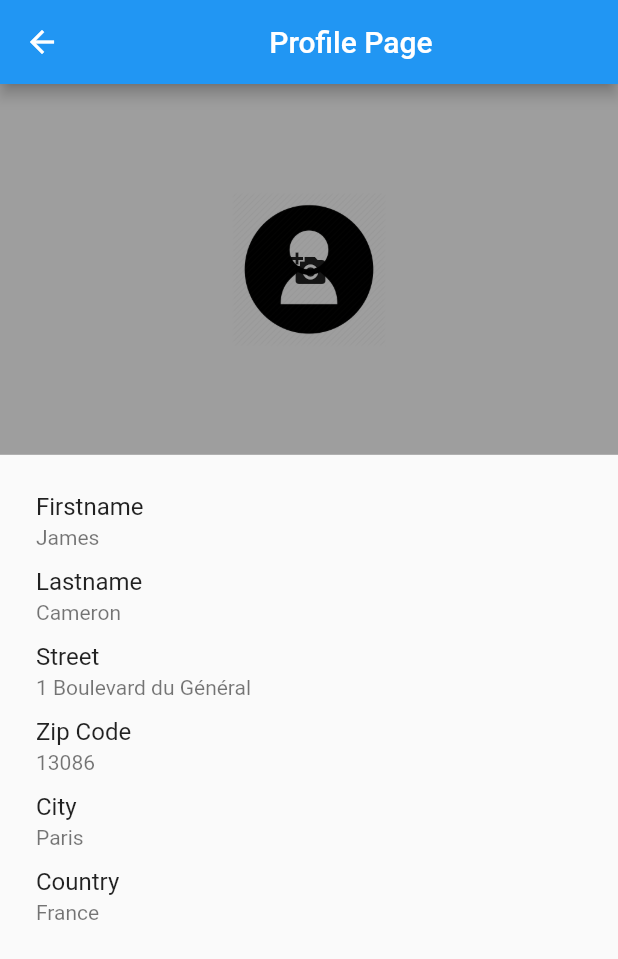
After one commit to roymarmotte/epitech_flutter_filestore, a Flutter app: the ProfilePage screen opened by its route, on a phone screen of 412 x 824 dp. The commit adds this screen. Shown: the top 959 px of the screen. Run offline on Flutter 3.47's test engine with Material 2 defaults, Android fonts, the phone set to English and light mode, and no system bars; our stand-ins replace animated_bottom_navigation_bar, image_picker, permission_handler, shared_preferences; accounts and stored records are empty; network calls fail.

Commit message:
[add] profile screen + future builder implementation

```diff
--- /dev/null
+++ b/lib/components/profileComponent.dart
@@ -0,0 +1,26 @@
+import 'package:epitech_flutter_filestore/items/dish.dart';
+import 'package:flutter/cupertino.dart';
+import 'package:flutter/material.dart';
+import 'package:flutter/foundation.dart';
+
+// ignore: camel_case_types
+class ProfileComponent extends StatelessWidget {
+  const ProfileComponent(
+      {Key key, @required this.fieldName, @required this.fieldValue})
+      : super(key: key);
+
+  final String fieldName;
+  final String fieldValue;
+
+  @override
+  Widget build(BuildContext context) {
+    return Container(
+      height: 50,
+      width: 50,
+      child: ListTile(
+        title: Text(fieldName),
+        subtitle: Text(fieldValue),
+      ),
+    );
+  }
+}
--- a/lib/main.dart
+++ b/lib/main.dart
@@ -1,5 +1,7 @@
 import 'package:flutter/material.dart';
-import 'page/home-page.dart';
+import 'package:epitech_flutter_filestore/page/home-page.dart';
+import 'package:epitech_flutter_filestore/page/profile-page.dart';
+
 
 void main() {
   runApp(MyApp());
@@ -15,7 +17,7 @@ class MyApp extends StatelessWidget {
         primarySwatch: Colors.blue,
         visualDensity: VisualDensity.adaptivePlatformDensity,
       ),
-      routes: {'/': (context) => HomePage(), '/dish': (context) => HomePage(), '/profile': (context) => HomePage(), '/basket': (context) => HomePage()},
+      routes: {'/': (context) => HomePage(), '/dish': (context) => HomePage(), '/profile': (context) => ProfilePage(), '/basket': (context) => HomePage()},
     );
   }
 }
--- /dev/null
+++ b/lib/page/profile-page.dart
@@ -0,0 +1,103 @@
+import 'dart:io';
+
+import 'package:flutter/foundation.dart';
+import 'package:epitech_flutter_filestore/items/user.dart';
+import 'package:flutter/material.dart';
+import 'package:epitech_flutter_filestore/items/selectPicture.dart';
+import 'package:epitech_flutter_filestore/components/profileComponent.dart';
+
+class ProfilePage extends StatefulWidget {
+  ProfilePage({Key key}) : super(key: key);
+
+  @override
+  _ProfilePageState createState() => _ProfilePageState();
+}
+
+class _ProfilePageState extends State<ProfilePage> {
+  User _user = User("James", "Cameron", "1 Boulevard du Général", 13086,
+      "Paris", "France", null, null);
+  Future<String> _imagePath = null;
+  final _errorSnapMessage = SnackBar(content: Text("Picture Error"));
+
+  @override
+  Widget build(BuildContext context) {
+    return Scaffold(
+      appBar: AppBar(
+        title: new Center(
+            child: Text(
+          "Profile Page",
+          textAlign: TextAlign.center,
+        )),
+        leading: IconButton(
+          icon: Icon(Icons.arrow_back),
+          onPressed: () {
+            //TODO : call router pushback();
+            print("go back ! ");
+          },
+        ),
+      ),
+      body: Column(
+        children: [
+          Column(
+            children: [
+              Stack(
+                alignment: Alignment.center,
+                children: <Widget>[
+                  Container(
+                    height: MediaQuery.of(context).size.height * 0.30,
+                    width: MediaQuery.of(context).size.width,
+                    color: Colors.grey,
+                  ),
+                  FutureBuilder<String>(
+                    future: _imagePath,
+                    builder:
+                        (BuildContext context, AsyncSnapshot<String> snapshot) {
+                      if (snapshot.hasData) {
+                        _user.picturePath = snapshot.data;
+                        _user.save();
+                      } else if (snapshot.hasError) {
+                        Scaffold.of(context).showSnackBar(_errorSnapMessage);
+                      }
+                      return (_user.picturePath == null
+                          ? Image.asset('images/basic_profile.png',
+                              height: MediaQuery.of(context).size.height * 0.25,
+                              width: MediaQuery.of(context).size.width * 0.25)
+                          : Image.file(File(_user.picturePath)));
+                    },
+                  ),
+                  Container(
+                    alignment: Alignment.bottomCenter,
+                      child: IconButton(
+                          icon: Icon(Icons.add_a_photo),
+                          onPressed: () {
+                            setState(() {
+                              _imagePath = getImageFromGallery(context);
+                            });
+                          })),
+                ],
+              ),
+              Container(
+                height: MediaQuery.of(context).size.width * 0.80,
+                width: MediaQuery.of(context).size.height * 0.90,
+                child: ListView(padding: const EdgeInsets.all(8), children: [
+                  ProfileComponent(
+                      fieldName: "Firstname", fieldValue: _user.firstname),
+                  ProfileComponent(
+                      fieldName: "Lastname", fieldValue: _user.lastname),
+                  ProfileComponent(
+                      fieldName: "Street", fieldValue: _user.street),
+                  ProfileComponent(
+                      fieldName: "Zip Code",
+                      fieldValue: _user.postalCode.toString()),
+                  ProfileComponent(fieldName: "City", fieldValue: _user.city),
+                  ProfileComponent(
+                      fieldName: "Country", fieldValue: _user.country),
+                ]),
+              )
+            ],
+          )
+        ],
+      ),
+    );
+  }
+}
--- a/pubspec.yaml
+++ b/pubspec.yaml
@@ -47,9 +47,8 @@ flutter:
   uses-material-design: true
 
   # To add assets to your application, add an assets section, like this:
-  # assets:
-  #   - images/a_dot_burr.jpeg
-  #   - images/a_dot_ham.jpeg
+  assets:
+     - images/basic_profile.png
 
   # An image asset can refer to one or more resolution-specific "variants", see
   # https://flutter.dev/assets-and-images/#resolution-aware.
```
Also changed, not shown: images/basic_profile.png (added), images/user-512.webp (added), 6 other files.
